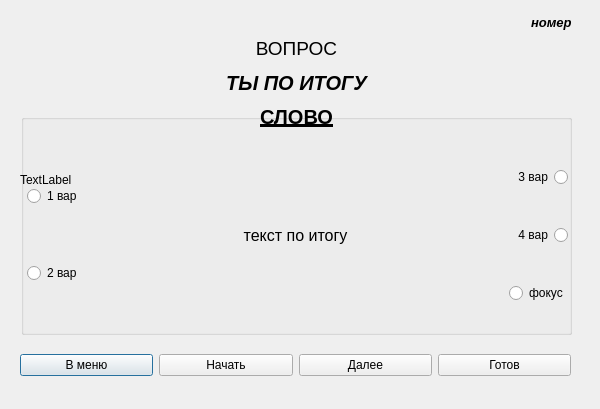
This is Word-Flow/testadj.ui in timowka0304/Word-Flow as Qt 5 draws it before an edit. The edited form follows.
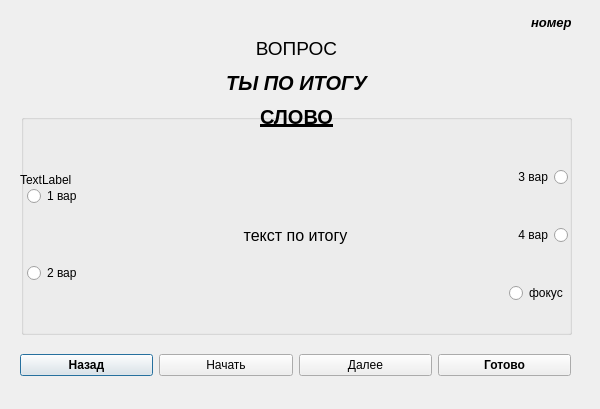
This is the edited form.

What changed in the file:
```diff
--- a/Word-Flow/testadj.ui
+++ b/Word-Flow/testadj.ui
@@ -161,8 +161,14 @@
    <layout class="QHBoxLayout" name="horizontalLayout_2">
     <item>
      <widget class="QPushButton" name="back_to_menu_Button">
+      <property name="font">
+       <font>
+        <weight>75</weight>
+        <bold>true</bold>
+       </font>
+      </property>
       <property name="text">
-       <string>В меню</string>
+       <string>Назад</string>
       </property>
      </widget>
     </item>
@@ -182,8 +188,14 @@
     </item>
     <item>
      <widget class="QPushButton" name="done_Button">
+      <property name="font">
+       <font>
+        <weight>75</weight>
+        <bold>true</bold>
+       </font>
+      </property>
       <property name="text">
-       <string>Готов</string>
+       <string>Готово</string>
       </property>
      </widget>
     </item>
```
